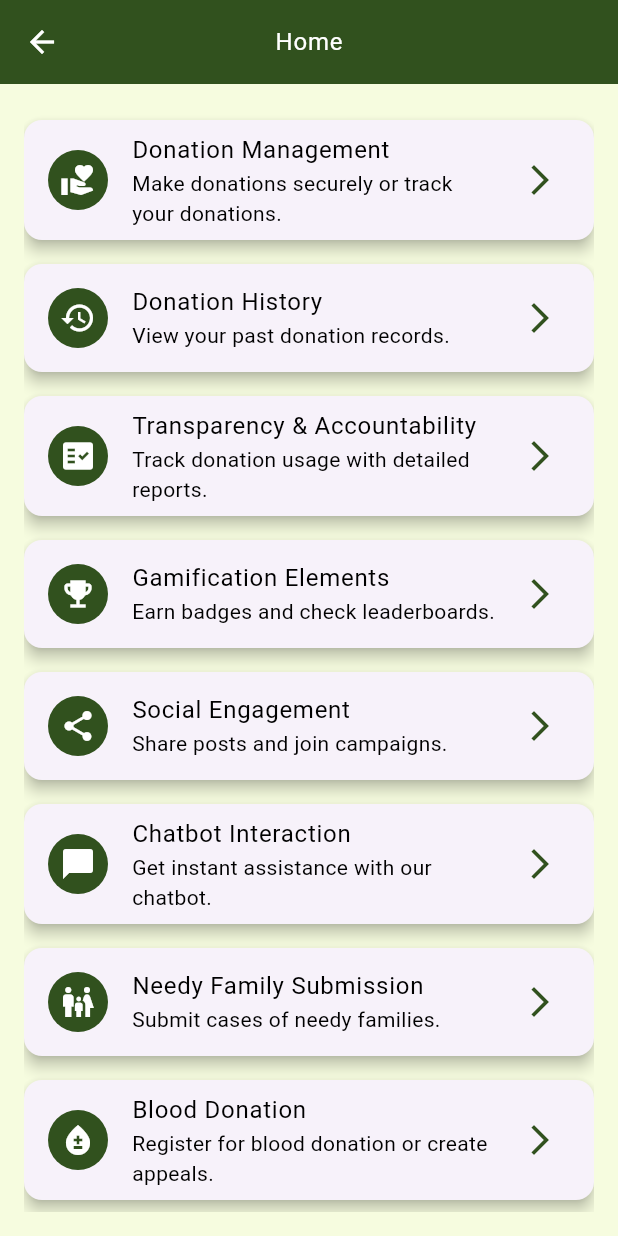
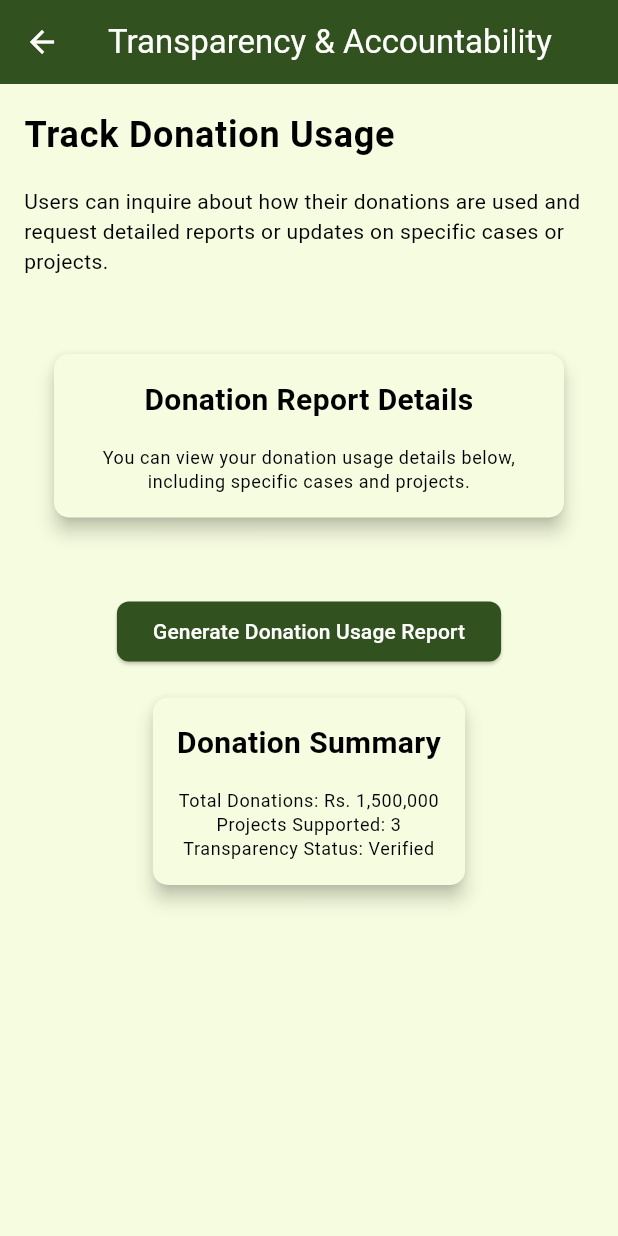
Before and after one commit to Muhammadsaqibsharif/kaar_e_kamal, a Flutter app: the UserHomeScreen screen opened by its route, after a tap on "Transparency & Accountability", on a phone screen of 412 x 824 dp. Run offline on Flutter 3.47's test engine with Material 3 defaults, Android fonts, the phone set to English and light mode, and no system bars; our stand-ins replace shared_preferences; accounts and stored records are empty.

Commit message:
Working on User Screens 7 transparency

```diff
--- a/lib/routes/app_routes.dart
+++ b/lib/routes/app_routes.dart
@@ -11,6 +11,7 @@ import 'package:kaar_e_kamal/screens/user/donation/donation_management_screen.da
 import 'package:kaar_e_kamal/screens/user/family_submission/needy_family_submission_screen.dart';
 import 'package:kaar_e_kamal/screens/user/gamification/gamification_screen.dart';
 import 'package:kaar_e_kamal/screens/user/home_screen.dart';
+import 'package:kaar_e_kamal/screens/user/transparency/transparency_screen.dart';
 import '../screens/home_screen.dart';
 
 class AppRoutes {
@@ -43,6 +44,8 @@ class AppRoutes {
           BloodDonationHistoryScreen(),
       RouteNames.GamificationScreen: (context) =>
           GamificationScreen(),
+      RouteNames.TransparencyScreen: (context) =>
+          TransparencyScreen(),
       //profile
       RouteNames.UserProfileScreen: (context) => UserProfileScreen(
             imgPath: 'assets/pics/DP.jpg', // Replace with actual value or variable
--- a/lib/routes/route_names.dart
+++ b/lib/routes/route_names.dart
@@ -13,4 +13,5 @@ class RouteNames {
       '/BloodDonationHistoryScreen';
   static const String UserProfileScreen = '/UserProfileScreen';
   static const String GamificationScreen = '/GamificationScreen';
+  static const String TransparencyScreen = '/TransparencyScreen';
 }
--- a/lib/screens/user/home_screen.dart
+++ b/lib/screens/user/home_screen.dart
@@ -45,6 +45,7 @@ class UserHomeScreen extends StatelessWidget {
                 subtitle: 'Track donation usage with detailed reports.',
                 icon: Icons.fact_check,
                 onTap: () {
+                  Navigator.pushNamed(context, RouteNames.TransparencyScreen);
                   // Navigate to Transparency Page
                 },
               ),
--- /dev/null
+++ b/lib/screens/user/transparency/transparency_screen.dart
@@ -0,0 +1,39 @@
+import 'package:flutter/material.dart';
+import 'package:kaar_e_kamal/widgets/user/transparency/donation_usage_report_widget.dart';
+import 'package:kaar_e_kamal/widgets/user/transparency/transparency_details_card.dart';
+
+class TransparencyScreen extends StatelessWidget {
+  @override
+  Widget build(BuildContext context) {
+    return Scaffold(
+      appBar: AppBar(
+        title: Text('Transparency & Accountability'),
+        backgroundColor: Theme.of(context).primaryColor,
+      ),
+      body: Padding(
+        padding: const EdgeInsets.all(16.0),
+        child: Column(
+          crossAxisAlignment: CrossAxisAlignment.start,
+          children: [
+            Text(
+              'Track Donation Usage',
+              style: Theme.of(context).textTheme.bodyLarge?.copyWith(
+                    fontSize: 24,
+                    fontWeight: FontWeight.bold,
+                  ),
+            ),
+            SizedBox(height: 16),
+            Text(
+              'Users can inquire about how their donations are used and request detailed reports or updates on specific cases or projects.',
+              style: Theme.of(context).textTheme.bodyMedium,
+            ),
+            SizedBox(height: 32),
+            TransparencyDetailsCard(),
+            SizedBox(height: 16),
+            DonationUsageReportWidget(),
+          ],
+        ),
+      ),
+    );
+  }
+}
--- /dev/null
+++ b/lib/widgets/user/transparency/donation_usage_report_widget.dart
@@ -0,0 +1,61 @@
+import 'package:flutter/material.dart';
+
+class DonationUsageReportWidget extends StatelessWidget {
+  @override
+  Widget build(BuildContext context) {
+    return Center(
+      // Wrap the entire Column in Center widget to horizontally align
+      child: Padding(
+        padding: const EdgeInsets.all(16.0), // Added padding for better spacing
+        child: Column(
+          mainAxisSize: MainAxisSize
+              .min, // Ensures that the Column takes up minimum space
+          children: [
+            ElevatedButton(
+              style: ElevatedButton.styleFrom(
+                foregroundColor: Colors.white,
+                backgroundColor: Theme.of(context).primaryColor,
+                shape: RoundedRectangleBorder(
+                  borderRadius: BorderRadius.circular(8),
+                ),
+              ),
+              onPressed: () {
+                // Handle report generation logic
+              },
+              child: Text('Generate Donation Usage Report'),
+            ),
+            SizedBox(height: 16),
+            Card(
+              color: Theme.of(context).scaffoldBackgroundColor,
+              shape: RoundedRectangleBorder(
+                borderRadius: BorderRadius.circular(10),
+              ),
+              elevation: 5,
+              child: Padding(
+                padding: const EdgeInsets.all(16.0),
+                child: Column(
+                  children: [
+                    Text(
+                      'Donation Summary',
+                      style: Theme.of(context).textTheme.bodyMedium?.copyWith(
+                            fontSize: 20,
+                            fontWeight: FontWeight.bold,
+                          ),
+                    ),
+                    SizedBox(height: 16),
+                    Text(
+                      'Total Donations: \Rs. 1,500,000\nProjects Supported: 3\nTransparency Status: Verified',
+                      style: Theme.of(context).textTheme.bodySmall,
+                      textAlign:
+                          TextAlign.center, // Aligns text within the Card
+                    ),
+                  ],
+                ),
+              ),
+            ),
+          ],
+        ),
+      ),
+    );
+  }
+}
--- /dev/null
+++ b/lib/widgets/user/transparency/transparency_details_card.dart
@@ -0,0 +1,44 @@
+import 'package:flutter/material.dart';
+
+class TransparencyDetailsCard extends StatelessWidget {
+  @override
+  Widget build(BuildContext context) {
+    return Center(
+      // Wrap the Card in Center widget to align it horizontally
+      child: Padding(
+        padding: const EdgeInsets.all(
+            16.0), // Add padding for spacing around the card
+        child: Card(
+          elevation: 5,
+          shape: RoundedRectangleBorder(
+            borderRadius: BorderRadius.circular(10),
+          ),
+          color: Theme.of(context).scaffoldBackgroundColor,
+          child: Padding(
+            padding: const EdgeInsets.all(16.0),
+            child: Column(
+              mainAxisSize: MainAxisSize
+                  .min, // Ensures the column takes up only necessary space
+              children: [
+                Text(
+                  'Donation Report Details',
+                  style: Theme.of(context).textTheme.bodyMedium?.copyWith(
+                        fontSize: 20,
+                        fontWeight: FontWeight.bold,
+                      ),
+                  textAlign: TextAlign.center, // Centers the title text
+                ),
+                SizedBox(height: 16),
+                Text(
+                  'You can view your donation usage details below, including specific cases and projects.',
+                  style: Theme.of(context).textTheme.bodySmall,
+                  textAlign: TextAlign.center, // Centers the description text
+                ),
+              ],
+            ),
+          ),
+        ),
+      ),
+    );
+  }
+}
```
